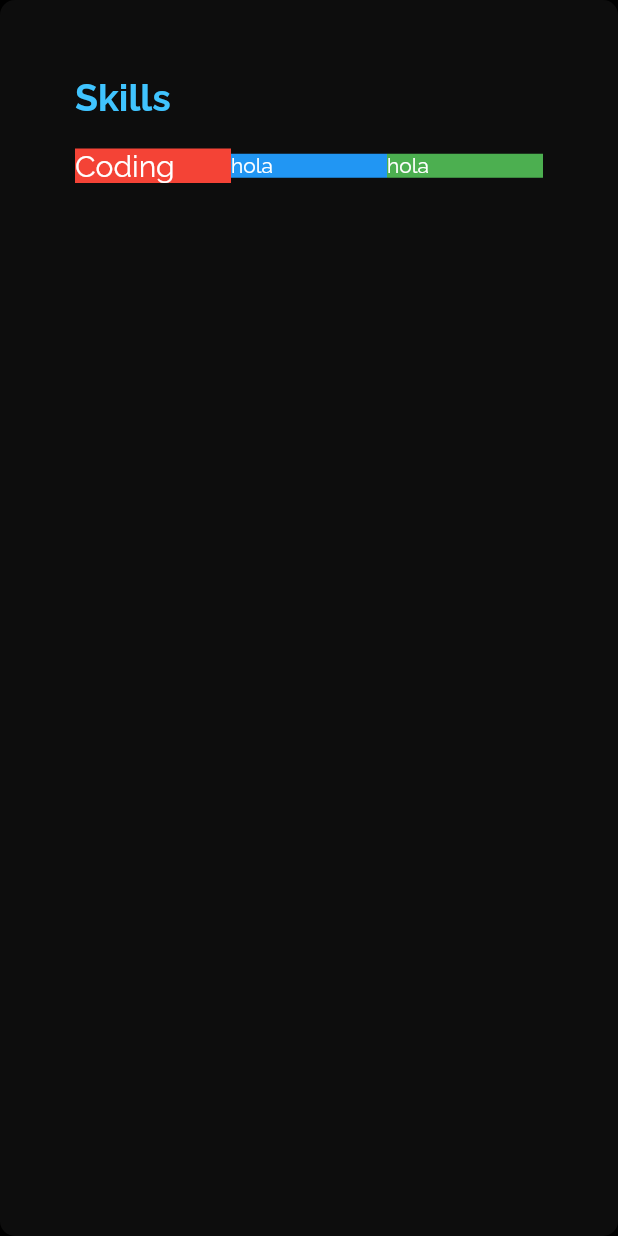
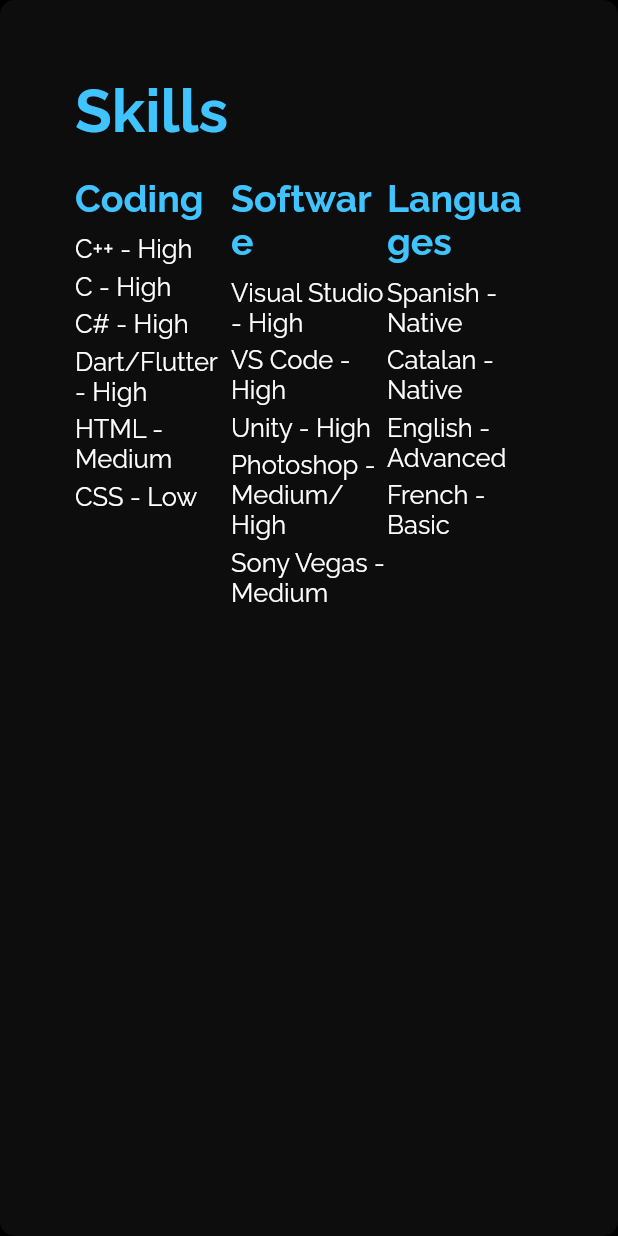
Before and after one commit to AlbertCayuela/PersonalWebsite, a Flutter app: the TechnologyScreen widget shown alone on an empty page, opened directly, on a phone screen of 412 x 824 dp. Run offline on Flutter 3.47's test engine with Material 2 defaults, Android fonts, the phone set to English and light mode, and no system bars; our stand-ins replace flutter_svg, url_launcher_web.

Commit message:
skills done + starting projects

```diff
--- a/lib/screens/base_screen.dart
+++ b/lib/base_screen.dart
@@ -6,7 +6,7 @@
 import 'package:flutter/material.dart';
 import 'package:flutter_svg/flutter_svg.dart';
 
-import '../globals.dart';
+import 'globals.dart';
 
 class BaseScreen extends StatelessWidget {
   const BaseScreen({Key? key}) : super(key: key);
@@ -39,7 +39,21 @@
                     SizedBox(height: 20),
                     IntroScreen(),
                     SizedBox(height: 20),
-                    TechnologyScreen()
+                    TechnologyScreen(),
+                    SizedBox(height: 20),
+                    Container(
+                      padding: EdgeInsets.all(50),
+                      decoration: BoxDecoration(
+                        borderRadius: BorderRadius.circular(10),
+                        color: Colors.white.withOpacity(0.05),
+                      ),
+                      child: Row(
+                        children: [
+                          Text('My best projects',
+                              style: Theme.of(context).textTheme.headline1),
+                        ],
+                      ),
+                    ),
                   ]),
             ),
           ),
--- a/lib/main.dart
+++ b/lib/main.dart
@@ -1,4 +1,4 @@
-import 'package:albert_cayuela_web/screens/base_screen.dart';
+import 'package:albert_cayuela_web/base_screen.dart';
 import 'package:flutter/material.dart';
 
 void main() {
--- a/lib/screens/technology_screen.dart
+++ b/lib/screens/technology_screen.dart
@@ -15,35 +15,40 @@
         child: Column(
           crossAxisAlignment: CrossAxisAlignment.start,
           children: [
-            Text('Skills', style: Theme.of(context).textTheme.headline2),
+            Text('Skills', style: Theme.of(context).textTheme.headline1),
             SizedBox(height: 20),
             Row(
+              crossAxisAlignment: CrossAxisAlignment.start,
               children: [
-                Expanded(
-                  child: Container(
-                    color: Colors.red,
-                    child: Column(
-                      crossAxisAlignment: CrossAxisAlignment.start,
-                      children: [
-                        Text(
-                          'Coding',
-                          style: Theme.of(context).textTheme.subtitle1,
-                        ),
-                      ],
-                    ),
-                  ),
+                SkillWidget(
+                  title: 'Coding',
+                  skills: {
+                    'C++': 'High',
+                    'C': 'High',
+                    'C#': 'High',
+                    'Dart/Flutter': 'High',
+                    'HTML': 'Medium',
+                    'CSS': 'Low'
+                  },
                 ),
-                Expanded(
-                  child: Container(
-                    color: Colors.blue,
-                    child: Text('hola'),
-                  ),
+                SkillWidget(
+                  title: 'Software',
+                  skills: {
+                    'Visual Studio': 'High',
+                    'VS Code': 'High',
+                    'Unity': 'High',
+                    'Photoshop': 'Medium/High',
+                    'Sony Vegas': 'Medium',
+                  },
                 ),
-                Expanded(
-                  child: Container(
-                    color: Colors.green,
-                    child: Text('hola'),
-                  ),
+                SkillWidget(
+                  title: 'Languages',
+                  skills: {
+                    'Spanish': 'Native',
+                    'Catalan': 'Native',
+                    'English': 'Advanced',
+                    'French': 'Basic',
+                  },
                 ),
               ],
             )
@@ -51,3 +56,49 @@
         ));
   }
 }
+
+class SkillWidget extends StatelessWidget {
+  const SkillWidget({
+    Key? key,
+    required this.title,
+    required this.skills,
+  }) : super(key: key);
+
+  final String title;
+
+  final Map skills;
+
+  @override
+  Widget build(BuildContext context) {
+    return Expanded(
+      child: Container(
+        child: Column(
+          crossAxisAlignment: CrossAxisAlignment.start,
+          children: [
+            Text(
+              title,
+              style: Theme.of(context).textTheme.headline2,
+            ),
+            SizedBox(height: 10),
+            for (int i = 0; i < skills.values.toList().length; i++)
+              Container(
+                child: Column(
+                  children: [
+                    Text(
+                      skills.entries.elementAt(i).key +
+                          ' - ' +
+                          skills.entries.elementAt(i).value,
+                      style: Theme.of(context).textTheme.bodyText1,
+                    ),
+                    SizedBox(
+                      height: 5,
+                    )
+                  ],
+                ),
+              ),
+          ],
+        ),
+      ),
+    );
+  }
+}
```
Also changed, not shown: assets/vs_code.svg (added), 1 other file.
